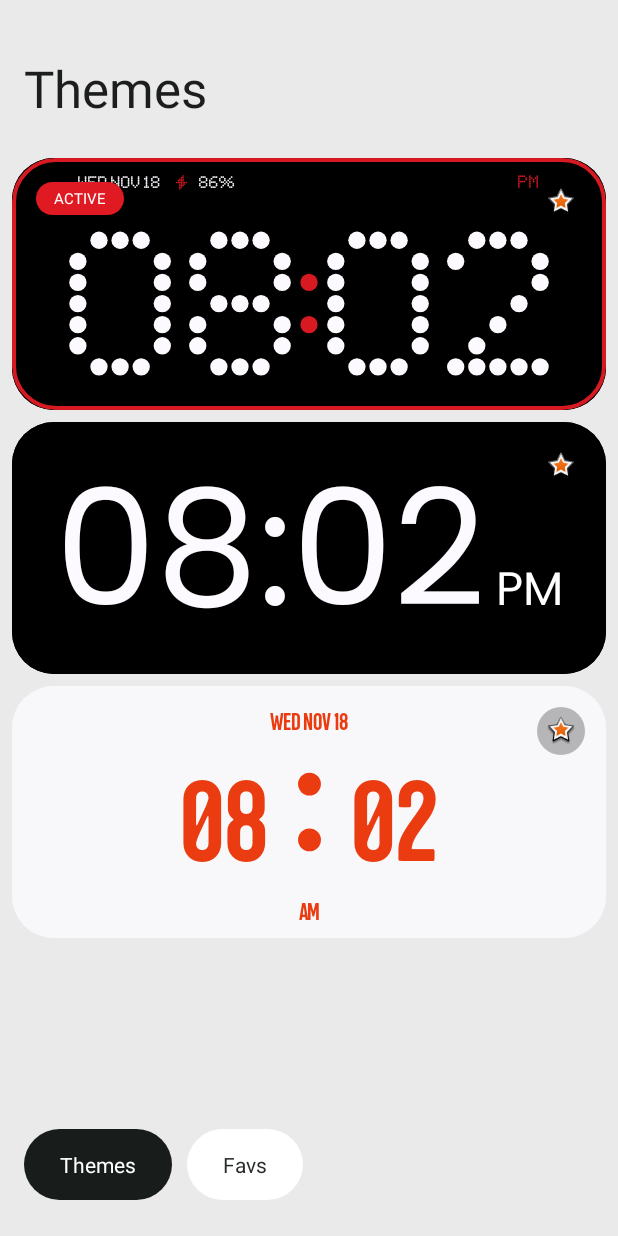
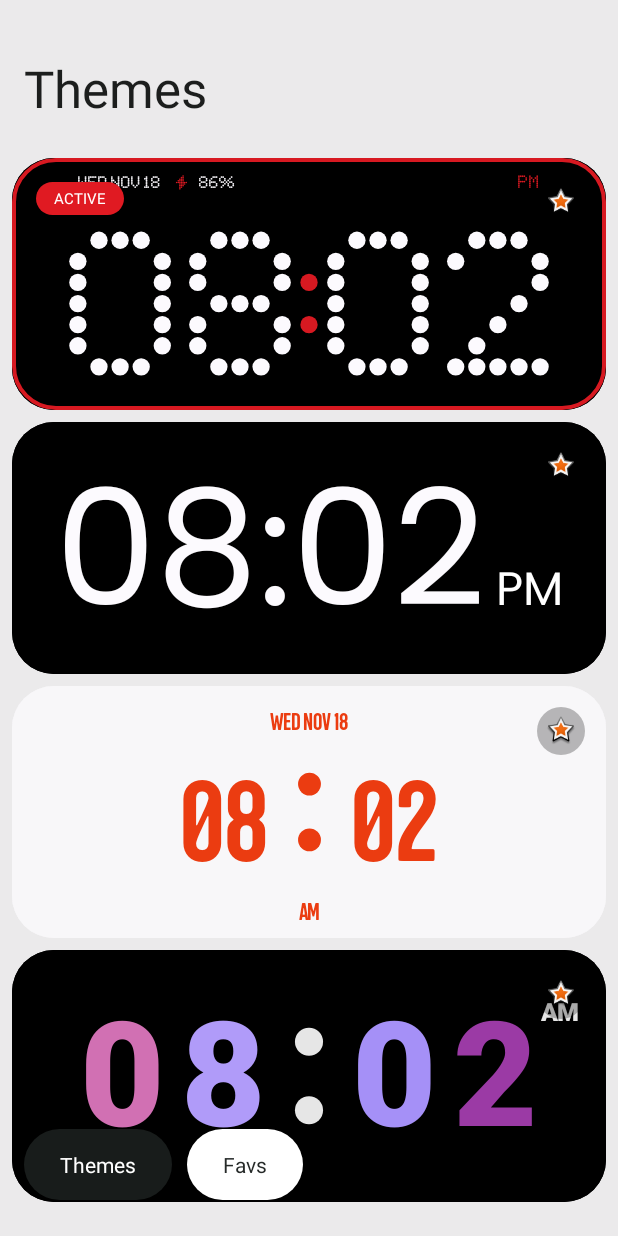
Before and after one commit to Ankit-2563/tock, an Android app: the screen it shows after launch (MainActivity), on a phone screen of 412 x 824 dp. Run offline under Robolectric (Android 15) with nearby library versions, the phone set to English and light mode, and no system bars.

Commit message:
feat: add 'candy clock' theme with per-digit palette and Chiron GoRound TC font support

```diff
--- a/android/app/src/main/java/com/tock/ColorTheme.kt
+++ b/android/app/src/main/java/com/tock/ColorTheme.kt
@@ -5,7 +5,8 @@ import android.graphics.Color
 enum class ThemeStyle {
     DOT_MATRIX,
     POPPINS,
-    TOCK_BLOOM
+    TOCK_BLOOM,
+    CANDY_CLOCK
 }
 
 data class ColorTheme(
@@ -52,7 +53,18 @@ data class ColorTheme(
             style = ThemeStyle.TOCK_BLOOM
         )
 
-        val ALL = listOf(CLASSIC, POPPINS, TOCK_BLOOM)
+        val CANDY_CLOCK = ColorTheme(
+            id = "candy_clock",
+            name = "candy clock",
+            background = Color.parseColor("#000000"),
+            digitColor = Color.parseColor("#D170B3"),
+            colonColor = Color.parseColor("#E6E6E6"),
+            metaColor = Color.parseColor("#E6E6E6"),
+            periodColor = Color.parseColor("#E6E6E6"),
+            style = ThemeStyle.CANDY_CLOCK
+        )
+
+        val ALL = listOf(CLASSIC, POPPINS, TOCK_BLOOM, CANDY_CLOCK)
 
         fun byId(id: String): ColorTheme = ALL.firstOrNull { it.id == id } ?: CLASSIC
     }
--- a/android/app/src/main/java/com/tock/TockClockView.kt
+++ b/android/app/src/main/java/com/tock/TockClockView.kt
@@ -42,6 +42,10 @@ class TockClockView @JvmOverloads constructor(
     private val bloomMetaPaint = Paint(Paint.ANTI_ALIAS_FLAG)
     private val bloomColonPaint = Paint(Paint.ANTI_ALIAS_FLAG)
 
+    private val candyPaint = Paint(Paint.ANTI_ALIAS_FLAG)
+    private val candyColonPaint = Paint(Paint.ANTI_ALIAS_FLAG)
+    private val candyAmPaint = Paint(Paint.ANTI_ALIAS_FLAG)
+
     // ── State ───────────────────────────────────────────────────
     private var theme: ColorTheme = ColorTheme.CLASSIC
     private var use24Hour = true
@@ -66,6 +70,20 @@ class TockClockView @JvmOverloads constructor(
     } catch (_: Exception) {
         Typeface.create("sans-serif-condensed", Typeface.BOLD)
     }
+    private val candyFont: Typeface = listOf(
+        "fonts/ChironGoRoundTC-Black.otf",
+        "fonts/ChironGoRoundTC-Black.ttf",
+        "fonts/Chiron GoRound TC Black.otf",
+        "fonts/Chiron GoRound TC Black.ttf",
+        "fonts/ChironGoRoundTC.otf",
+        "fonts/ChironGoRoundTC.ttf"
+    ).firstNotNullOfOrNull { path ->
+        try {
+            Typeface.createFromAsset(context.assets, path)
+        } catch (_: Exception) {
+            null
+        }
+    } ?: Typeface.create("sans-serif-black", Typeface.BOLD)
 
     // Gesture detector for opening settings (tap or long press)
     var onOpenSettingsListener: (() -> Unit)? = null
@@ -164,6 +182,12 @@ class TockClockView @JvmOverloads constructor(
         bloomMetaPaint.color = theme.metaColor
         bloomColonPaint.color = theme.colonColor
         bloomColonPaint.style = Paint.Style.FILL
+
+        candyPaint.typeface = candyFont
+        candyAmPaint.typeface = candyFont
+        candyAmPaint.color = Color.parseColor("#E6E6E6")
+        candyColonPaint.color = Color.parseColor("#E6E6E6")
+        candyColonPaint.style = Paint.Style.FILL
     }
 
     override fun onAttachedToWindow() {
@@ -242,10 +266,115 @@ class TockClockView @JvmOverloads constructor(
         when (theme.style) {
             ThemeStyle.POPPINS -> drawPoppinsClock(canvas, w, h, hour, minute, period)
             ThemeStyle.TOCK_BLOOM -> drawBloomClock(canvas, w, h, hour, minute, period, cal)
+            ThemeStyle.CANDY_CLOCK -> drawCandyClock(canvas, w, h, hour, minute, period)
             else -> drawDotMatrixClock(canvas, w, h, hour, minute, period, cal)
         }
 
         canvas.restore()
+    }
+
+    // ── Theme 4: Candy Clock ─────────────────────────────────────
+    private fun drawCandyClock(
+        canvas: Canvas,
+        w: Float,
+        h: Float,
+        hour: Int,
+        minute: Int,
+        period: String?
+    ) {
+        val density = resources.displayMetrics.density
+        val isLandscape = w > h
+
+        val d1Str = String.format("%02d", hour).substring(0, 1)
+        val d2Str = String.format("%02d", hour).substring(1, 2)
+        val d3Str = String.format("%02d", minute).substring(0, 1)
+        val d4Str = String.format("%02d", minute).substring(1, 2)
+
+        val digitColors = intArrayOf(
+            Color.parseColor("#D170B3"),
+            Color.parseColor("#B09BF9"),
+            Color.parseColor("#A590F7"),
+            Color.parseColor("#9B3AA5")
+        )
+
+        val availableW = w * (if (isLandscape) 0.88f else 0.90f)
+        val availableH = h * (if (isLandscape) 0.68f else 0.58f)
+
+        val testSize = 220f * density
+        candyPaint.textSize = testSize
+        candyPaint.typeface = candyFont
+
+        val w1 = candyPaint.measureText(d1Str)
+        val w2 = candyPaint.measureText(d2Str)
+        val w3 = candyPaint.measureText(d3Str)
+        val w4 = candyPaint.measureText(d4Str)
+
+        val fm = candyPaint.fontMetrics
+        val digitH = fm.descent - fm.ascent
+
+        val colonDotR = digitH * 0.082f
+        val colonGap = digitH * 0.17f
+        val colonTotalW = (colonGap * 2f) + (colonDotR * 2f)
+        val digitGap = digitH * 0.09f
+
+        val totalDigitsW = w1 + digitGap + w2 + colonTotalW + w3 + digitGap + w4
+
+        val scale = min(availableW / totalDigitsW, availableH / digitH)
+        val finalFontSize = testSize * scale
+        candyPaint.textSize = finalFontSize
+
+        val finalFm = candyPaint.fontMetrics
+        val finalDigitH = finalFm.descent - finalFm.ascent
+        val baselineY = (h / 2f) - (finalFm.ascent + finalFm.descent) / 2f
+
+        val fw1 = candyPaint.measureText(d1Str)
+        val fw2 = candyPaint.measureText(d2Str)
+        val fw3 = candyPaint.measureText(d3Str)
+        val fw4 = candyPaint.measureText(d4Str)
+
+        val fColonDotR = finalDigitH * 0.082f
+        val fColonGap = finalDigitH * 0.17f
+        val fColonTotalW = (fColonGap * 2f) + (fColonDotR * 2f)
+        val fDigitGap = finalDigitH * 0.09f
+
+        val finalTotalW = fw1 + fDigitGap + fw2 + fColonTotalW + fw3 + fDigitGap + fw4
+        var curX = (w - finalTotalW) / 2f
+
+        // Draw d1
+        candyPaint.color = digitColors[0]
+        canvas.drawText(d1Str, curX, baselineY, candyPaint)
+        curX += fw1 + fDigitGap
+
+        // Draw d2
+        candyPaint.color = digitColors[1]
+        canvas.drawText(d2Str, curX, baselineY, candyPaint)
+        curX += fw2
+
+        // Draw Colon (Two #E6E6E6 dots)
+        val colonCenterX = curX + fColonGap + fColonDotR
+        val dotOffset = finalDigitH * 0.20f
+        canvas.drawCircle(colonCenterX, (h / 2f) - dotOffset, fColonDotR, candyColonPaint)
+        canvas.drawCircle(colonCenterX, (h / 2f) + dotOffset, fColonDotR, candyColonPaint)
+        curX += fColonTotalW
+
+        // Draw d3
+        candyPaint.color = digitColors[2]
+        canvas.drawText(d3Str, curX, baselineY, candyPaint)
+        curX += fw3 + fDigitGap
+
+        // Draw d4
+        val d4StartX = curX
+        candyPaint.color = digitColors[3]
+        canvas.drawText(d4Str, d4StartX, baselineY, candyPaint)
+
+        // AM at top right (above d4)
+        if (isPreview || period != null) {
+            val amText = if (isPreview) "AM" else period ?: "AM"
+            candyAmPaint.textSize = finalFontSize * 0.17f
+            val amX = d4StartX + fw4 + (2f * density)
+            val amY = baselineY + finalFm.ascent + (finalDigitH * 0.18f)
+            canvas.drawText(amText, min(amX, w - (12f * density) - candyAmPaint.measureText(amText)), max(amY, 24f * density), candyAmPaint)
+        }
     }
 
     // ── Theme 3: Tock Bloom Clock ────────────────────────────────
--- a/android/app/src/main/java/com/tock/TockPreferences.kt
+++ b/android/app/src/main/java/com/tock/TockPreferences.kt
@@ -32,8 +32,8 @@ object TockPreferences {
     fun setLowPower(ctx: Context, v: Boolean) = prefs(ctx).edit().putBoolean(KEY_LOW_POWER, v).apply()
 
     fun getFavorites(ctx: Context): Set<String> =
-        prefs(ctx).getStringSet(KEY_FAVORITES, setOf("classic", "poppins", "tock_bloom"))
-            ?: setOf("classic", "poppins", "tock_bloom")
+        prefs(ctx).getStringSet(KEY_FAVORITES, setOf("classic", "poppins", "tock_bloom", "candy_clock"))
+            ?: setOf("classic", "poppins", "tock_bloom", "candy_clock")
 
     fun isFavorite(ctx: Context, id: String): Boolean =
         getFavorites(ctx).contains(id)
```
